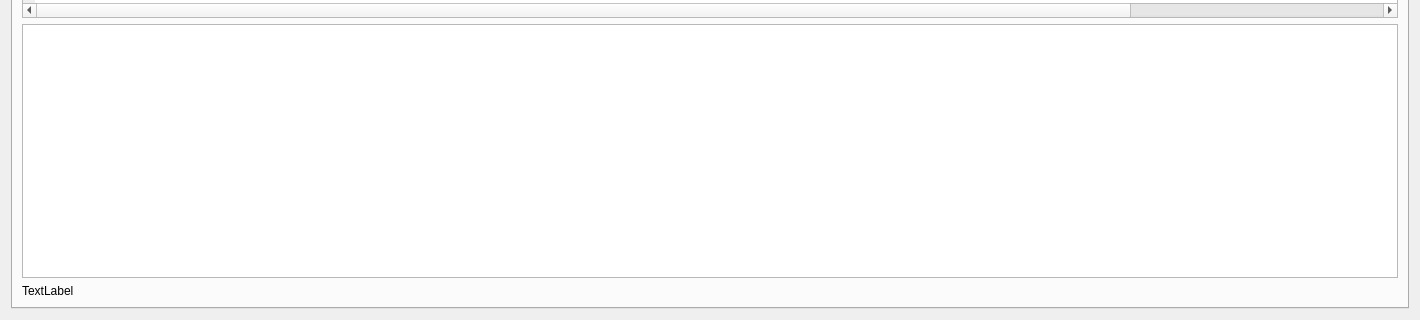
Before: the Qt Designer form attacklog.ui in FdLSifu/qscat, drawn with Qt 5; both pictures show x 0 to 1420 and y 283 to 603 of the 1420 by 603 pixel window.
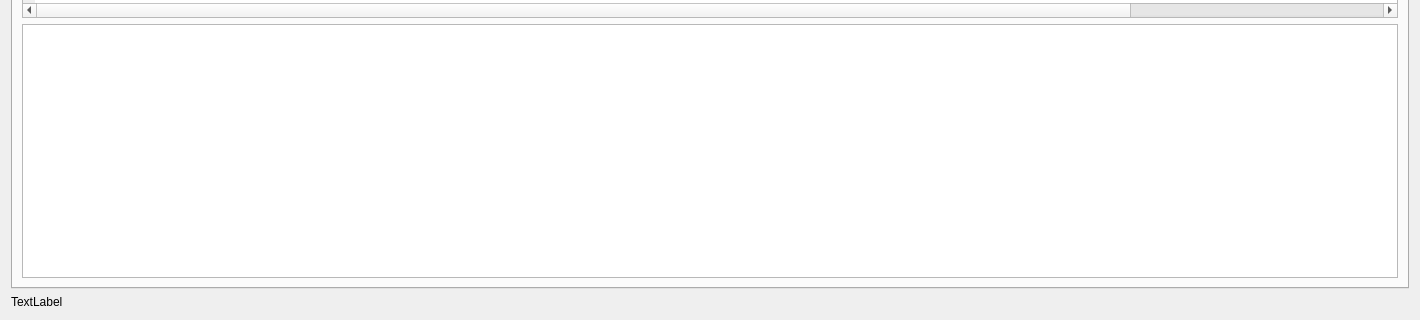
After: the same form once the commit is applied. Custom widgets are drawn as their Qt base class.

What changed in the file:
```diff
--- a/attacklog.ui
+++ b/attacklog.ui
@@ -83,16 +83,6 @@
          </item>
         </layout>
        </item>
-       <item row="1" column="0">
-        <widget class="QLabel" name="log_label">
-         <property name="text">
-          <string>TextLabel</string>
-         </property>
-         <property name="textInteractionFlags">
-          <set>Qt::LinksAccessibleByMouse|Qt::TextSelectableByMouse</set>
-         </property>
-        </widget>
-       </item>
       </layout>
      </widget>
      <widget class="QWidget" name="tab_2">
@@ -298,6 +288,16 @@
      </widget>
     </widget>
    </item>
+   <item row="1" column="0">
+    <widget class="QLabel" name="log_label">
+     <property name="text">
+      <string>TextLabel</string>
+     </property>
+     <property name="textInteractionFlags">
+      <set>Qt::LinksAccessibleByMouse|Qt::TextSelectableByMouse</set>
+     </property>
+    </widget>
+   </item>
   </layout>
  </widget>
  <customwidgets>
```
